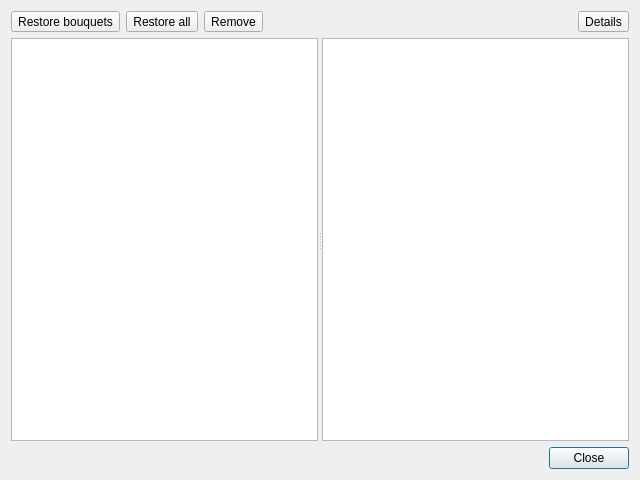
Before: the Qt Designer form app/ui/res/backup_dialog.ui in DYefremov/E2Toolkit, drawn with Qt 5.
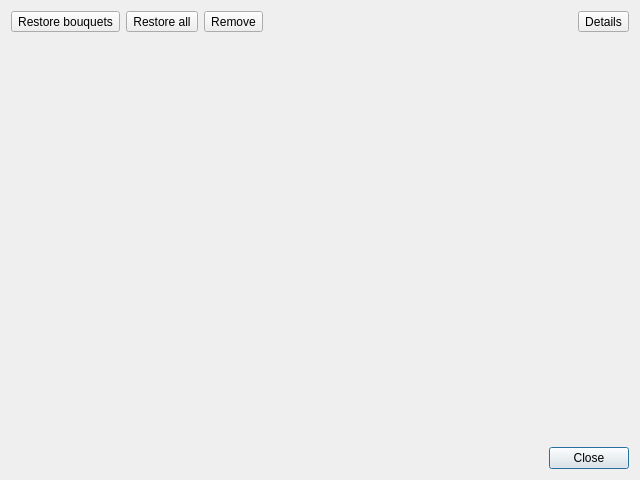
After: the same form once the commit is applied. Icons and pictures are not drawn.

```diff
--- a/app/ui/res/backup_dialog.ui
+++ b/app/ui/res/backup_dialog.ui
@@ -163,18 +163,6 @@
        <property name="orientation">
         <enum>Qt::Horizontal</enum>
        </property>
-       <widget class="QTableView" name="file_view">
-        <property name="minimumSize">
-         <size>
-          <width>48</width>
-          <height>0</height>
-         </size>
-        </property>
-        <property name="focusPolicy">
-         <enum>Qt::NoFocus</enum>
-        </property>
-       </widget>
-       <widget class="QListView" name="details_view"/>
       </widget>
      </item>
     </layout>
```
Left out of the diff: 19 changed lines with no effect on the pictures.
